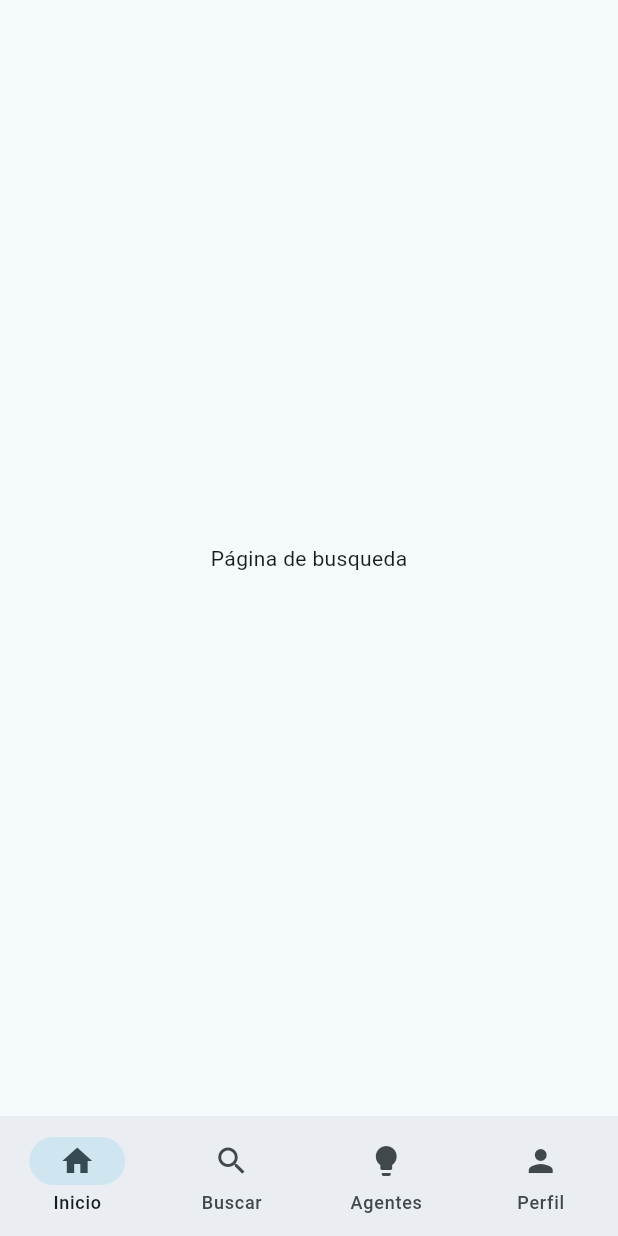
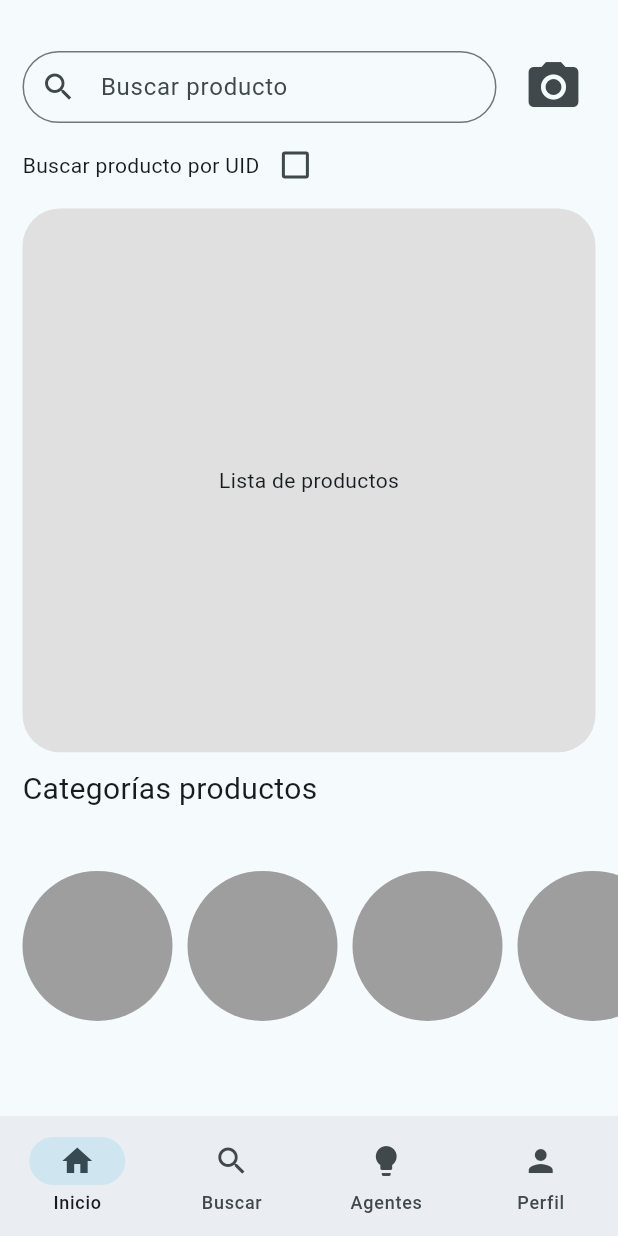
Before and after one commit to RafaelMSuarez/agentes-cancerigenos, a Flutter app: the screen it shows after launch, swiped to page 2, on a phone screen of 412 x 824 dp. Run offline on Flutter 3.47's test engine with Material 3 defaults, Android fonts, the phone set to English and light mode, and no system bars.

Commit message:
search page

```diff
--- a/lib/pages/search_page/search_page.dart
+++ b/lib/pages/search_page/search_page.dart
@@ -1,4 +1,6 @@
 import 'package:flutter/material.dart';
+import 'package:proyecto_ubb/style/padding_style.dart';
+import 'package:proyecto_ubb/style/text_styles.dart';
 
 class SearchPage extends StatefulWidget {
   const SearchPage({super.key});
@@ -8,10 +10,117 @@ class SearchPage extends StatefulWidget {
 }
 
 class _SearchPageState extends State<SearchPage> {
+  bool checkbox = false;
+
   @override
   Widget build(BuildContext context) {
-    return const Center(
-      child: Text("Página de busqueda"),
+    double alto = MediaQuery.of(context).size.height;
+    double ancho = MediaQuery.of(context).size.width;
+    return SafeArea(
+      child: SingleChildScrollView(
+        child: Padding(
+          padding: const EdgeInsets.only(top: PaddingTheme.paddingDouble),
+          child: Column(
+            crossAxisAlignment: CrossAxisAlignment.start,
+            children: [
+              Padding(
+                padding: const EdgeInsets.only(top: 15, bottom: 5, left: 15, right: 15),
+                child: Column(
+                  children: [
+                    Row(
+                      children: [
+                        const Expanded(
+                          child: SizedBox(
+                            child: TextField(
+                              decoration: InputDecoration(
+                                labelText: "Buscar producto",
+                                prefixIcon: Icon(Icons.search),
+                                contentPadding: EdgeInsets.zero,
+                                border: OutlineInputBorder(
+                                  borderRadius: BorderRadius.all(
+                                    Radius.circular(50),
+                                  ),
+                                ),
+                              ),
+                            ),
+                          ),
+                        ),
+                        Padding(
+                          padding: const EdgeInsets.only(left: 10),
+                          child: IconButton(
+                            onPressed: () {},
+                            icon: const Icon(Icons.camera_alt),
+                            iconSize: 40,
+                          ),
+                        )
+                      ],
+                    ),
+                    Row(
+                      children: [
+                        const Text("Buscar producto por UID"),
+                        Checkbox(
+                          value: checkbox,
+                          onChanged: (value) {
+                            setState(() {
+                              checkbox = value!;
+                            });
+                          },
+                        ),
+                      ],
+                    )
+                  ],
+                ),
+              ),
+              Padding(
+                padding: PaddingTheme.horizontal,
+                child: Container(
+                  height: alto * 0.44,
+                  width: ancho,
+                  decoration: BoxDecoration(
+                    color: Colors.grey[300],
+                    borderRadius: const BorderRadius.all(
+                      Radius.circular(25),
+                    ),
+                  ),
+                  child: Center(
+                    child: Text("Lista de productos"),
+                  ),
+                ),
+              ),
+              const Padding(
+                padding: EdgeInsets.symmetric(
+                    vertical: 10, horizontal: PaddingTheme.paddingDouble),
+                child: Text(
+                  "Categorías productos",
+                  style: TitleTheme.secondTitle,
+                ),
+              ),
+              Padding(
+                padding: const EdgeInsets.symmetric(vertical: 10),
+                child: SizedBox(
+                  // color: Colors.red,
+                  height: alto * 0.17,
+                  width: ancho,
+                  child: ListView.builder(
+                    padding: const EdgeInsets.symmetric(horizontal: 10),
+                    itemCount: 5,
+                    scrollDirection: Axis.horizontal,
+                    itemBuilder: (context, index) {
+                      return const Padding(
+                        padding: EdgeInsets.all(5.0),
+                        child: CircleAvatar(
+                          backgroundColor: Colors.grey,
+                          radius: 50,
+                        ),
+                      );
+                    },
+                  ),
+                ),
+              ),
+            ],
+          ),
+        ),
+      ),
     );
   }
 }
```
